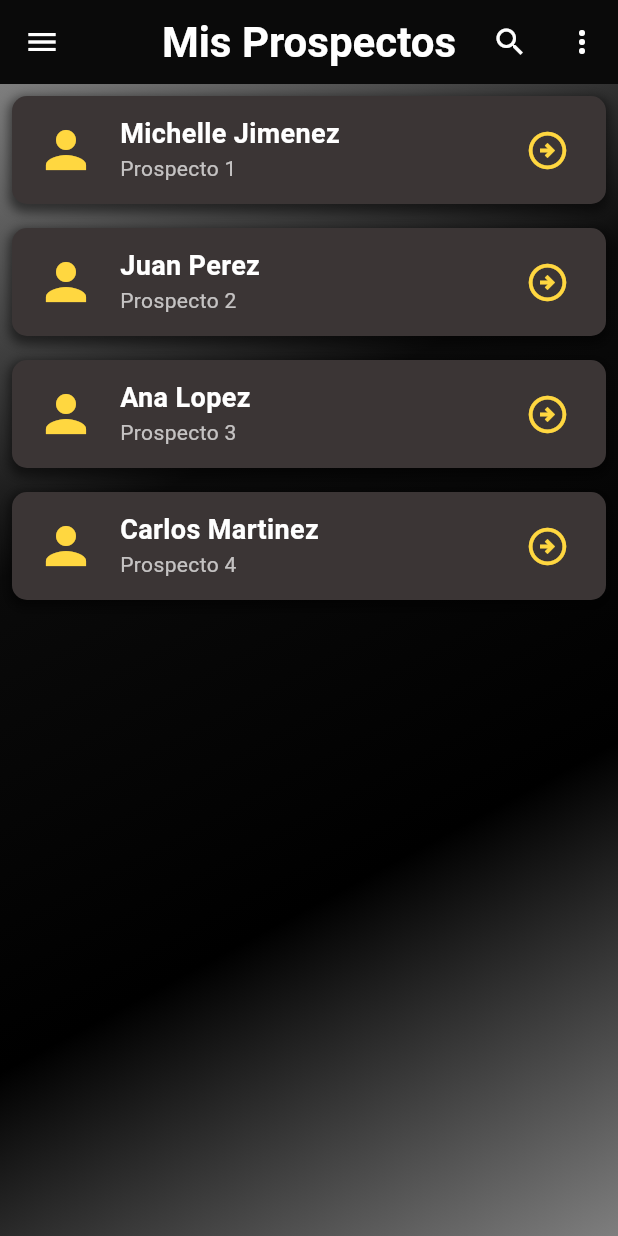
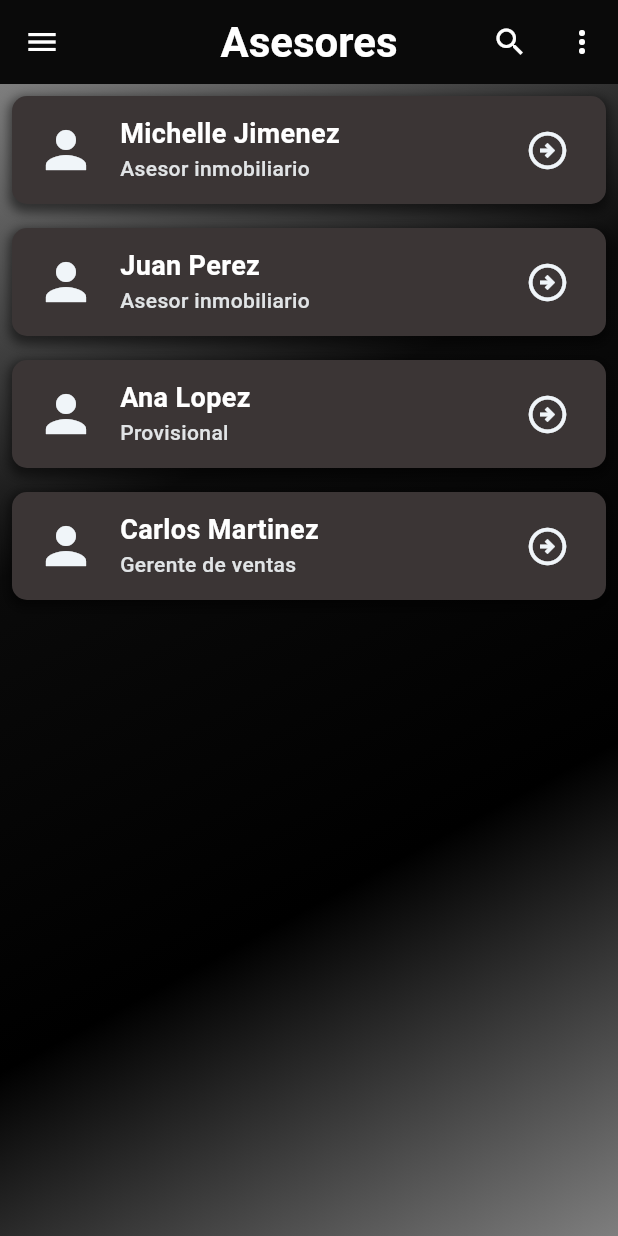
Before and after one commit to MichDlc03/movil_rec, a Flutter app: the MiListaDeProspectos screen opened directly, on a phone screen of 412 x 824 dp. Run offline on Flutter 3.47's test engine with Material 3 defaults, Android fonts, the phone set to English and light mode, and no system bars; our stand-ins replace google_fonts; Roboto replaces fonts that are missing (Dosis).

Commit message:
solo cambie colores

```diff
--- a/lib/pages/perfil_prospectos_page.dart
+++ b/lib/pages/perfil_prospectos_page.dart
@@ -19,9 +19,7 @@ class MiPerfilProspectoPage extends StatelessWidget {
             color: Colors.white,
           ),
         ),
-        iconTheme: const IconThemeData(
-            color:
-                Colors.white),
+        iconTheme: const IconThemeData(color: Colors.white),
         backgroundColor: const Color(0xff0A0A0A),
       ),
       body: Container(
@@ -50,7 +48,7 @@ class MiPerfilProspectoPage extends StatelessWidget {
                     child: Icon(
                       Icons.person,
                       size: 40,
-                      color: Colors.amberAccent,
+                      color: Color(0xffe1e4e6),
                     ),
                   ),
                   const SizedBox(width: 16),
@@ -105,7 +103,7 @@ class MiPerfilProspectoPage extends StatelessWidget {
                       child: ListTile(
                         leading: const Icon(
                           Icons.home,
-                          color: Colors.amberAccent,
+                          color: Color(0xffe1e4e6),
                           size: 40,
                         ),
                         title: Text(
--- a/lib/widgets/mi_lista_prospectos.dart
+++ b/lib/widgets/mi_lista_prospectos.dart
@@ -35,7 +35,7 @@ class _MiListaDeProspectosState extends State<MiListaDeProspectos> {
   final List<Prospecto> prospectos = [
     Prospecto(
       "Michelle Jimenez",
-      "Prospecto 1",
+      "Asesor inmobiliario",
       [
         Inmueble(
             id: 1,
@@ -51,7 +51,7 @@ class _MiListaDeProspectosState extends State<MiListaDeProspectos> {
     ),
     Prospecto(
       "Juan Perez",
-      "Prospecto 2",
+      "Asesor inmobiliario",
       [
         Inmueble(
             id: 3,
@@ -62,7 +62,7 @@ class _MiListaDeProspectosState extends State<MiListaDeProspectos> {
     ),
     Prospecto(
       "Ana Lopez",
-      "Prospecto 3",
+      "Provisional",
       [
         Inmueble(
             id: 4,
@@ -73,7 +73,7 @@ class _MiListaDeProspectosState extends State<MiListaDeProspectos> {
     ),
     Prospecto(
       "Carlos Martinez",
-      "Prospecto 4",
+      "Gerente de ventas",
       [
         Inmueble(
             id: 5,
@@ -84,15 +84,19 @@ class _MiListaDeProspectosState extends State<MiListaDeProspectos> {
     ),
   ];
 
- @override
+  @override
   Widget build(BuildContext context) {
-    String title = "Mis Prospectos";
+    String title = "Asesores";
     return Scaffold(
       appBar: AppBar(
         leading: const Icon(Icons.menu, color: Colors.white),
         actions: [
-          IconButton(onPressed: () {}, icon: const Icon(Icons.search, color: Colors.white)),
-          IconButton(onPressed: () {}, icon: const Icon(Icons.more_vert, color: Colors.white)),
+          IconButton(
+              onPressed: () {},
+              icon: const Icon(Icons.search, color: Colors.white)),
+          IconButton(
+              onPressed: () {},
+              icon: const Icon(Icons.more_vert, color: Colors.white)),
         ],
         centerTitle: true,
         backgroundColor: const Color(0xff0A0A0A),
@@ -138,7 +142,8 @@ class _MiListaDeProspectosState extends State<MiListaDeProspectos> {
                   ],
                 ),
                 child: ListTile(
-                  leading: const Icon(Icons.person, color: Colors.amberAccent, size: 40),
+                  leading: const Icon(Icons.person,
+                      color: Color(0xffF0F5F9), size: 40),
                   title: Text(
                     prospecto.nombre,
                     style: GoogleFonts.dosis(
@@ -148,20 +153,23 @@ class _MiListaDeProspectosState extends State<MiListaDeProspectos> {
                       color: Colors.white,
                     ),
                   ),
-                  trailing: const Icon(Icons.arrow_circle_right_outlined, color: Colors.amberAccent, size: 30),
+                  trailing: const Icon(Icons.arrow_circle_right_outlined,
+                      color: Color(0xffF0F5F9), size: 30),
                   subtitle: Text(
                     prospecto.descripcion,
                     style: GoogleFonts.dosis(
                       textStyle: Theme.of(context).textTheme.bodyMedium,
                       fontSize: 14,
-                      color: Colors.white70,
+                      fontWeight: FontWeight.w500,
+                      color: const Color(0xffe1e4e6),
                     ),
                   ),
                   onTap: () {
                     Navigator.push(
                       context,
                       MaterialPageRoute(
-                        builder: (context) => MiPerfilProspectoPage(prospecto: prospecto),
+                        builder: (context) =>
+                            MiPerfilProspectoPage(prospecto: prospecto),
                       ),
                     );
                   },
```
Also changed, not shown: lib/pages/home_page.dart (deleted, +0 -52 lines).
